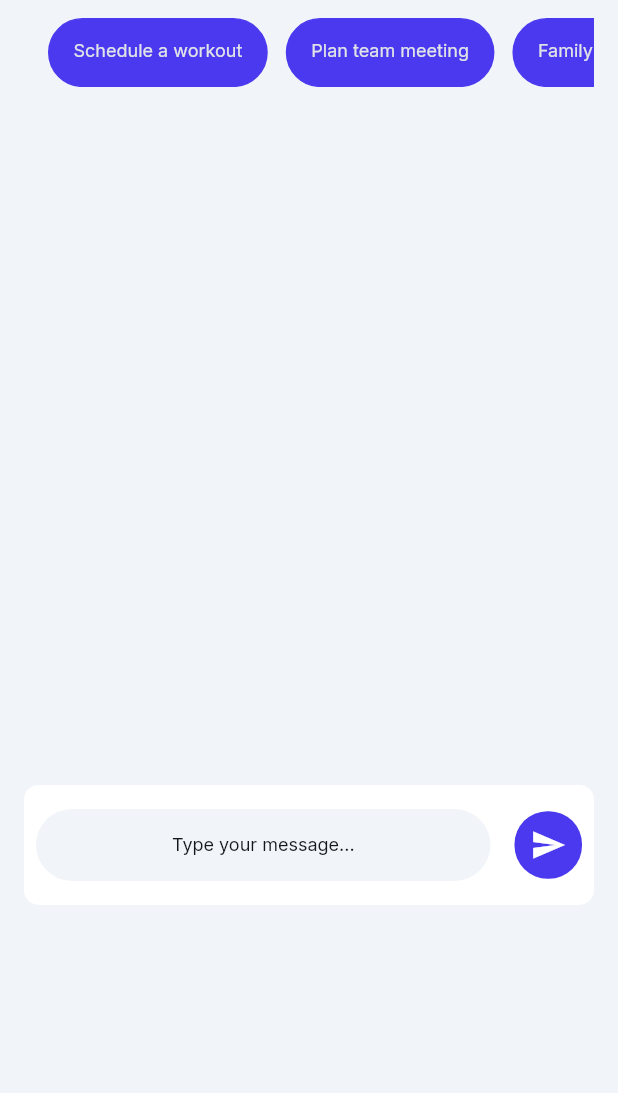
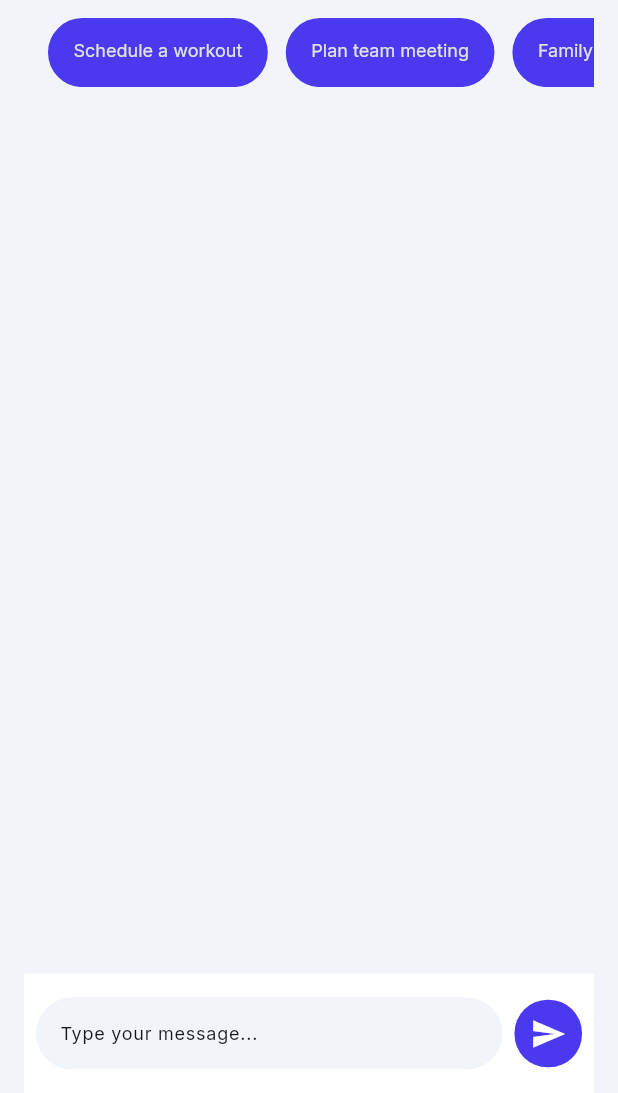
Before and after one commit to Najeeb-akh/pro_planner, a Flutter app: the ChatbotWidget screen opened directly, scrolled down 82 dp, on a phone screen of 412 x 824 dp, the part 143-1236 px from its top. Run offline on Flutter 3.47's test engine with Material 3 defaults, Android fonts, the light colour scheme and no system bars; our stand-ins replace auto_size_text, firebase_core, firebase_database, firebase_vertexai, font_awesome_flutter, from_css_color and 5 more; missing offline and left inert: json_path; accounts and stored records are empty; statements that could not run were skipped.

Commit message:
update to the chatbot widget, now th emessage show

```diff
--- a/lib/pages/chatbot/chatbot_widget.dart
+++ b/lib/pages/chatbot/chatbot_widget.dart
@@ -41,6 +41,7 @@ class _ChatbotWidgetState extends State<ChatbotWidget> with WidgetsBindingObserv
   final ScrollController _scrollController = ScrollController();
   final List<ChatBubbleWidget> _messages = [];
   final model = FirebaseVertexAI.instance.generativeModel(model: 'gemini-1.5-flash-001');
+  final ValueNotifier<bool> _messageNotifier = ValueNotifier(false);
 
   final scaffoldKey = GlobalKey<ScaffoldState>();
 
@@ -59,6 +60,7 @@ class _ChatbotWidgetState extends State<ChatbotWidget> with WidgetsBindingObserv
     WidgetsBinding.instance.removeObserver(this);
     _model.dispose();
     _scrollController.dispose();
+    _messageNotifier.dispose();
 
     super.dispose();
   }
@@ -98,6 +100,8 @@ class _ChatbotWidgetState extends State<ChatbotWidget> with WidgetsBindingObserv
           curve: Curves.easeOut,
         );
       });
+
+      _messageNotifier.value = true;
 
       final response = await model.generateContent(
         [Content.text(userMessage)],
@@ -329,98 +333,67 @@ class _ChatbotWidgetState extends State<ChatbotWidget> with WidgetsBindingObserv
 
                         // chat bubbles
                         Expanded(
-                          child: SingleChildScrollView(
+                          child: ValueListenableBuilder<bool>(
+                          valueListenable: _messageNotifier,
+                          builder: (context, value, child) {
+                            return Column(
+                              children: [
+                                // Chat messages section
+                                Expanded(
+                                  child: ListView.builder(
                                     controller: _scrollController,
-                            child: Column(
-                              children: [
-                                Container(
-                                  height: MediaQuery.sizeOf(context).height * 0.55,
-                                  child:
-                                  ListView(
-                                  padding: EdgeInsetsDirectional.fromSTEB(0.0, 16.0, 0.0, 16.0),
-                                  children: _messages,
-
+                                    padding: const EdgeInsets.symmetric(vertical: 16.0),
+                                    itemCount: _messages.length,
+                                    itemBuilder: (context, index) {
+                                      return _messages[index]; // Assuming `_messages` contains widgets
+                                    },
+                                  ),
                                 ),
 
-                                  ),
-
-                                // this is the input box
-                                Align(
-                                alignment: AlignmentDirectional(0.0, 0.0),
-                                child: Container(
-                                  width: MediaQuery.sizeOf(context).width * 1.0,
-                                  decoration: BoxDecoration(
-                                    color: FlutterFlowTheme.of(context)
-                                        .secondaryBackground,
-                                    borderRadius: BorderRadius.circular(10.0),
-                                    shape: BoxShape.rectangle,
-                                  ),
-                                  child: Padding(
-                                    padding: EdgeInsetsDirectional.fromSTEB(
-                                        8.0, 16.0, 8.0, 16.0),
+                                // Input box section
+                                Container(
+                                  padding: const EdgeInsets.symmetric(horizontal: 8.0, vertical: 16.0),
+                                  color: FlutterFlowTheme.of(context).secondaryBackground,
                                   child: Row(
-                                      mainAxisSize: MainAxisSize.max,
                                     children: [
+                                      // Text field
                                       Expanded(
                                         child: Container(
                                           decoration: BoxDecoration(
-                                              color: FlutterFlowTheme.of(context)
-                                                  .primaryBackground,
-                                              borderRadius:
-                                                  BorderRadius.circular(30.0),
+                                            color: FlutterFlowTheme.of(context).primaryBackground,
+                                            borderRadius: BorderRadius.circular(30.0),
                                           ),
-                                            child: Align(
-                                              alignment:
-                                                  AlignmentDirectional(0.0, 0.0),
-                                              child: Container(
-                                                width: double.infinity,
                                           child: TextFormField(
                                             controller: _model.textController,
-                                                  focusNode:
-                                                      _model.textFieldFocusNode,
+                                            focusNode: _model.textFieldFocusNode,
                                             autofocus: false,
-                                                  obscureText: false,
                                             decoration: InputDecoration(
-                                                    hintText:
-                                                        'Type your message...',
-                                                    hintStyle:
-                                                        FlutterFlowTheme.of(context)
-                                                            .bodyMedium
-                                                            .override(
+                                              hintText: 'Type your message...',
+                                              hintStyle: FlutterFlowTheme.of(context).bodyMedium.override(
                                                     fontFamily: 'Inter',
-                                                              letterSpacing: 0.0,
                                                   ),
-                                                    enabledBorder: InputBorder.none,
-                                                    focusedBorder: InputBorder.none,
-                                                    errorBorder: InputBorder.none,
-                                                    focusedErrorBorder:
-                                                        InputBorder.none,
+                                              border: InputBorder.none,
+                                              contentPadding: const EdgeInsets.symmetric(
+                                                  horizontal: 16.0, vertical: 12.0),
                                             ),
-                                                  style:
-                                                      FlutterFlowTheme.of(context)
-                                                          .bodyMedium
-                                                          .override(
+                                            style: FlutterFlowTheme.of(context).bodyMedium.override(
                                                   fontFamily: 'Inter',
-                                                            letterSpacing: 0.0,
                                                 ),
-                                                  textAlign: TextAlign.center,
+                                            textAlign: TextAlign.start,
                                             minLines: 1,
-                                                  validator: _model
-                                                      .textControllerValidator
-                                                      .asValidator(context),
+                                            maxLines: 4, // Allow multiple lines if needed
                                           ),
                                         ),
                                       ),
-                                          ),
-                                        ),
+
+                                      // Send button
+                                      const SizedBox(width: 8.0),
                                       Container(
                                         width: 45.0,
                                         height: 45.0,
                                         decoration: BoxDecoration(
-                                            color: FlutterFlowTheme.of(context)
-                                                .primary,
-                                            borderRadius:
-                                                BorderRadius.circular(22.0),
+                                          color: FlutterFlowTheme.of(context).primary,
+                                          borderRadius: BorderRadius.circular(22.0),
                                         ),
                                         child: _isLoading
                                             ? CircularProgressIndicator(
@@ -435,15 +408,16 @@ class _ChatbotWidgetState extends State<ChatbotWidget> with WidgetsBindingObserv
                                                 onPressed: _sendMessage,
                                               ),
                                       ),
-                                      ].divide(SizedBox(width: 16.0)),
-                                    ),
-                                  ),
+                                    ],
                                   ),
                                 ),
                               ],
+                            );
+                          },
                         ),
+
                         ),
-                      ),
+
                     ],
                   ),
                 ),
```
Lines whose indentation alone changed are shown as unchanged.
